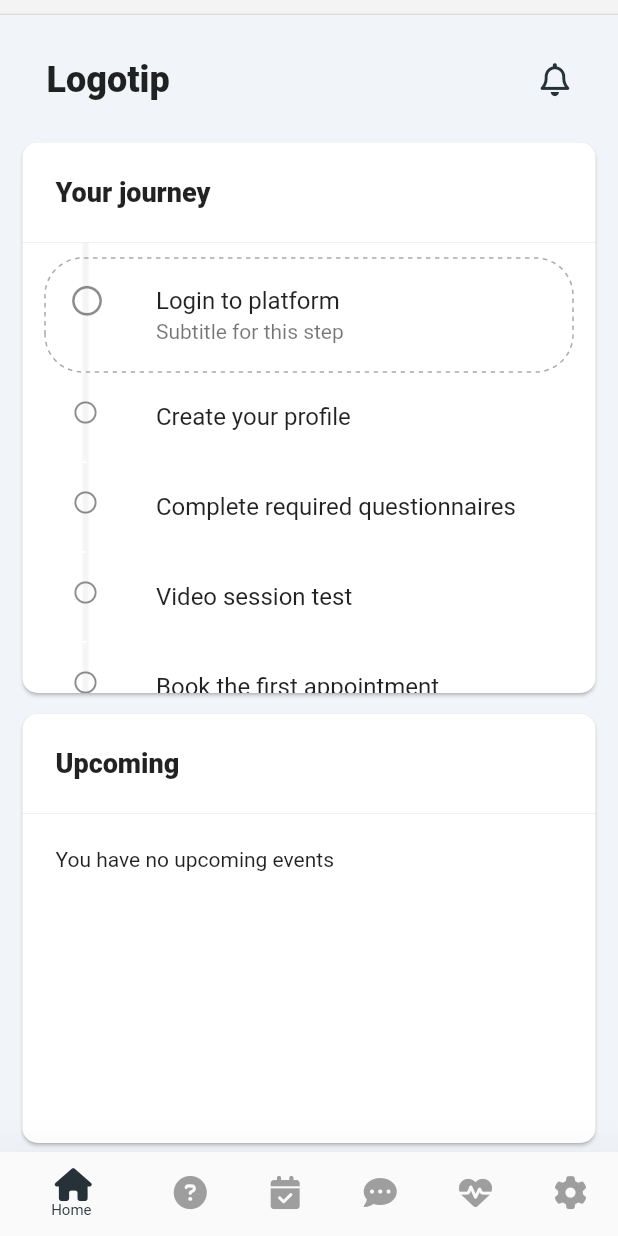
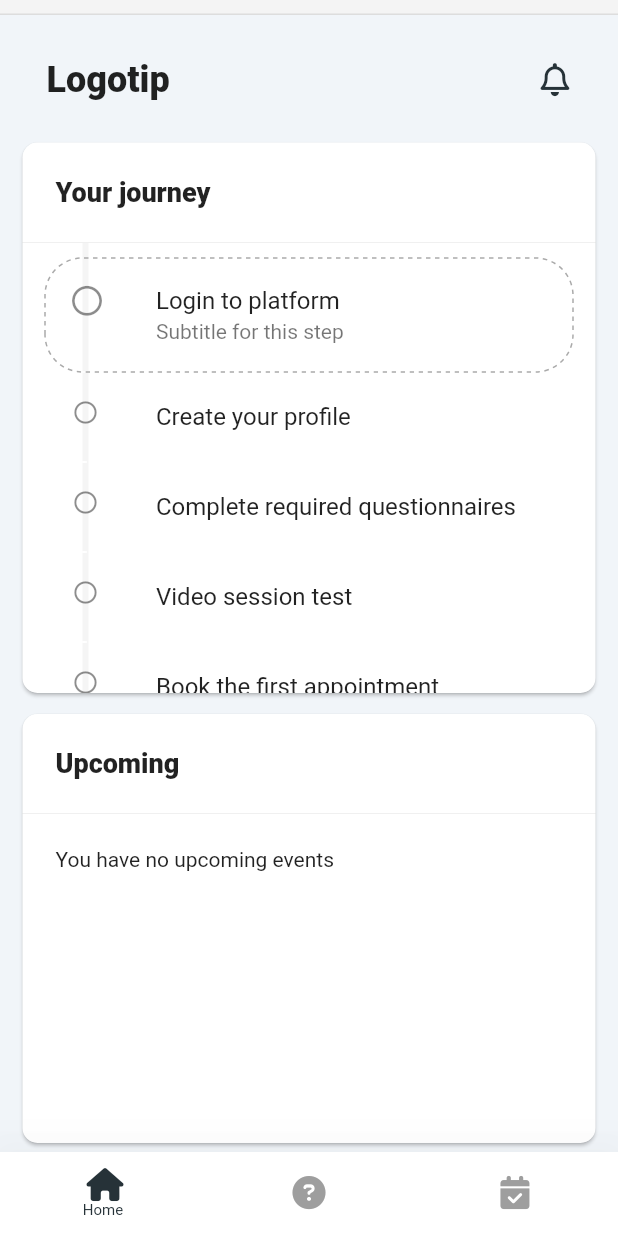
Before and after one commit to izi4ever/stepper_markup, a Flutter app: the screen it shows after launch, on a phone screen of 412 x 824 dp. Run offline on Flutter 3.47's test engine with Material 2 defaults, Android fonts, the phone set to English and light mode, and no system bars; drawn by our look-alikes of dotted_border; our stand-ins replace font_awesome_flutter, google_fonts; Roboto replaces fonts that are missing (Vollkorn).

Commit message:
- Updated basic pages

```diff
--- a/lib/main.dart
+++ b/lib/main.dart
@@ -1,7 +1,7 @@
 import 'package:flutter/material.dart';
 import 'package:google_fonts/google_fonts.dart';
 
-import 'widgets/bottom_nav_bar.dart';
+import 'pages/main/bottom_nav_bar.dart';
 
 void main() => runApp(const MyApp());
 
--- /dev/null
+++ b/lib/pages/main/bottom_nav_bar.dart
@@ -0,0 +1,50 @@
+import 'package:flutter/material.dart';
+import 'package:stepper_markup/pages/main/tab_bar_item.dart';
+
+class BottomNavBar extends StatefulWidget {
+  const BottomNavBar({Key? key}) : super(key: key);
+
+  @override
+  State<BottomNavBar> createState() => _BottomNavBarState();
+}
+
+class _BottomNavBarState extends State<BottomNavBar> {
+  int _selectedIndex = 0;
+
+  void _onItemTapped(int index) {
+    setState(() {
+      _selectedIndex = index;
+    });
+  }
+
+  @override
+  Widget build(BuildContext context) {
+    return Scaffold(
+      appBar: AppBar(
+        toolbarHeight: 10,
+        shape: const Border(bottom: BorderSide(width: 1, color: Color(0xffdddddd))),
+      ),
+      body: TabBarItem.values[_selectedIndex].body,
+      bottomNavigationBar: BottomNavigationBar(
+        items: [
+          ...TabBarItem.values.map(
+                (TabBarItem item) => BottomNavigationBarItem(
+              icon: Icon(item.icon),
+              label: item.title,
+            ),
+          ),
+        ],
+        elevation: 33,
+        backgroundColor: Colors.white,
+        unselectedItemColor: Colors.grey,
+        selectedItemColor: Colors.blueGrey[900],
+        iconSize: 22,
+        selectedFontSize: 10,
+        unselectedFontSize: 10,
+        showUnselectedLabels: false,
+        currentIndex: _selectedIndex,
+        onTap: _onItemTapped,
+      ),
+    );
+  }
+}
--- a/lib/pages/home_page.dart
+++ b/lib/pages/main/pages/home_page.dart
@@ -1,7 +1,7 @@
 import 'package:flutter/material.dart';
 import 'package:font_awesome_flutter/font_awesome_flutter.dart';
 
-import '../widgets/custom_stepper.dart';
+import '../../../widgets/custom_stepper.dart';
 
 class HomePage extends StatefulWidget {
   const HomePage({Key? key}) : super(key: key);
@@ -75,8 +75,6 @@ class _HomePageState extends State<HomePage> {
             ),
           ),
         ),
-
-
       ],
     );
   }
--- /dev/null
+++ b/lib/pages/main/tab_bar_item.dart
@@ -0,0 +1,22 @@
+import 'package:flutter/widgets.dart';
+import 'package:font_awesome_flutter/font_awesome_flutter.dart';
+import 'package:stepper_markup/pages/main/pages/home_page.dart';
+import 'package:stepper_markup/pages/main/pages/page_1.dart';
+import 'package:stepper_markup/pages/main/pages/page_2.dart';
+
+enum TabBarItem  {
+  home(icon: FontAwesomeIcons.house, title: 'Home', body: HomePage()),
+  two(icon: FontAwesomeIcons.solidCircleQuestion, title: 'Two', body: Page1()),
+  three(icon: FontAwesomeIcons.solidCalendarCheck, title: 'Three', body: Page2());
+
+
+  const TabBarItem({
+    required this.icon,
+    required this.title,
+    required this.body,
+  });
+
+  final IconData icon;
+  final String title;
+  final Widget body;
+}
--- a/lib/widgets/bottom_nav_bar.dart
+++ /dev/null
@@ -1,87 +0,0 @@
-import 'package:flutter/material.dart';
-import 'package:font_awesome_flutter/font_awesome_flutter.dart';
-
-import '../pages/home_page.dart';
-import '../pages/page_1.dart';
-import '../pages/page_2.dart';
-import '../pages/page_3.dart';
-import '../pages/page_4.dart';
-import '../pages/page_5.dart';
-
-class BottomNavBar extends StatefulWidget {
-  const BottomNavBar({Key? key}) : super(key: key);
-
-  @override
-  State<BottomNavBar> createState() => _BottomNavBarState();
-}
-
-class _BottomNavBarState extends State<BottomNavBar> {
-
-  int _selectedIndex = 0;
-
-  static const List<Widget> _widgetOptions = <Widget>[
-    HomePage(),
-    Page1(),
-    Page2(),
-    Page3(),
-    Page4(),
-    Page5(),
-  ];
-
-  void _onItemTapped(int index) {
-    setState(() {
-      _selectedIndex = index;
-    });
-  }
-
-  @override
-  Widget build(BuildContext context) {
-    return Scaffold(
-      appBar: AppBar(
-        toolbarHeight: 10,
-        shape: const Border(bottom: BorderSide(width: 1, color: Color(0xffdddddd))),
-      ),
-      body: Center(
-        child: _widgetOptions.elementAt(_selectedIndex),
-      ),
-      bottomNavigationBar: BottomNavigationBar(
-        items: const <BottomNavigationBarItem>[
-          BottomNavigationBarItem(
-            icon: Icon(FontAwesomeIcons.house),
-            label: 'Home',
-          ),
-          BottomNavigationBarItem(
-            icon: Icon(FontAwesomeIcons.solidCircleQuestion),
-            label: 'Two',
-          ),
-          BottomNavigationBarItem(
-            icon: Icon(FontAwesomeIcons.solidCalendarCheck),
-            label: 'Three',
-          ),
-          BottomNavigationBarItem(
-            icon: Icon(FontAwesomeIcons.solidCommentDots),
-            label: 'Four',
-          ),
-          BottomNavigationBarItem(
-            icon: Icon(FontAwesomeIcons.heartPulse),
-            label: 'Five',
-          ),
-          BottomNavigationBarItem(
-            icon: Icon(FontAwesomeIcons.gear),
-            label: 'Six',
-          ),
-        ],
-        elevation: 33,
-        backgroundColor: Colors.white,
-        unselectedItemColor: Colors.grey,
-        selectedItemColor: Colors.blueGrey[900],
-        iconSize: 22,
-        selectedFontSize: 10,
-        unselectedFontSize: 10,
-        // showUnselectedLabels: trues,
-        currentIndex: _selectedIndex,
-        onTap: _onItemTapped,
-      ),
-    );
-  }
-}
```
Also changed, not shown: lib/widgets/_step.dart (+14 -14 lines), lib/widgets/custom_stepper.dart (+9 -12 lines), lib/widgets/stepper_state.dart (added, +7 -0 lines), lib/pages/main/pages/page_1.dart (renamed from lib/pages/page_1.dart), lib/pages/main/pages/page_2.dart (renamed from lib/pages/page_2.dart), lib/pages/main/pages/page_3.dart (renamed from lib/pages/page_3.dart), lib/pages/main/pages/page_4.dart (renamed from lib/pages/page_4.dart), lib/pages/main/pages/page_5.dart (renamed from lib/pages/page_5.dart).
